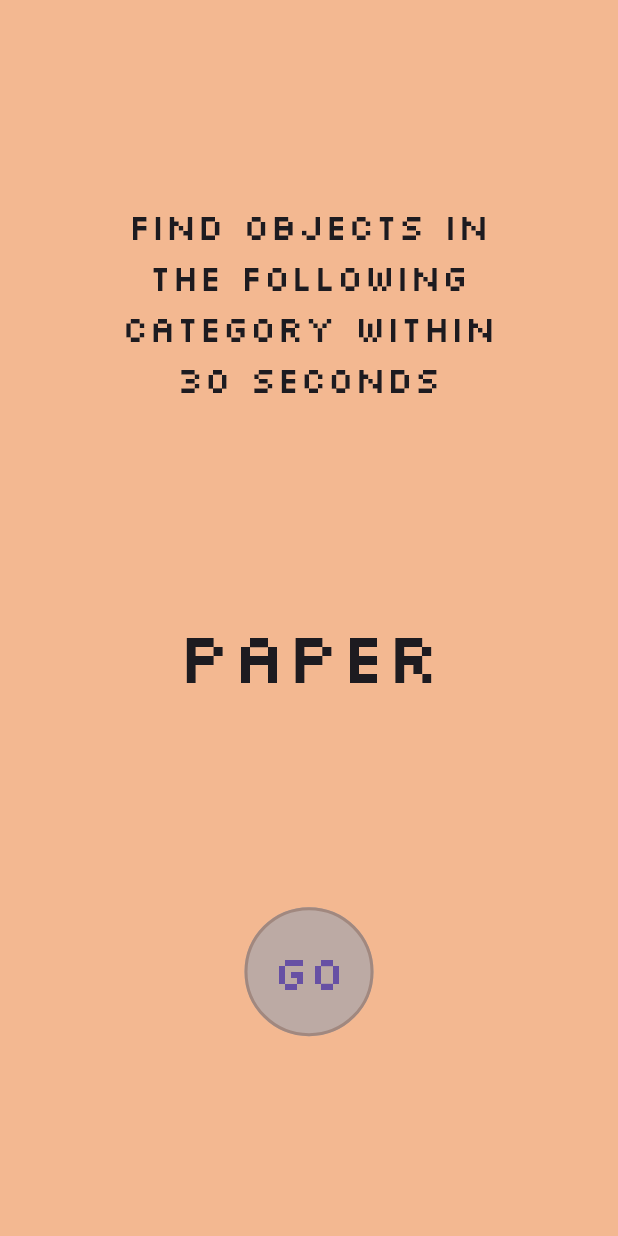
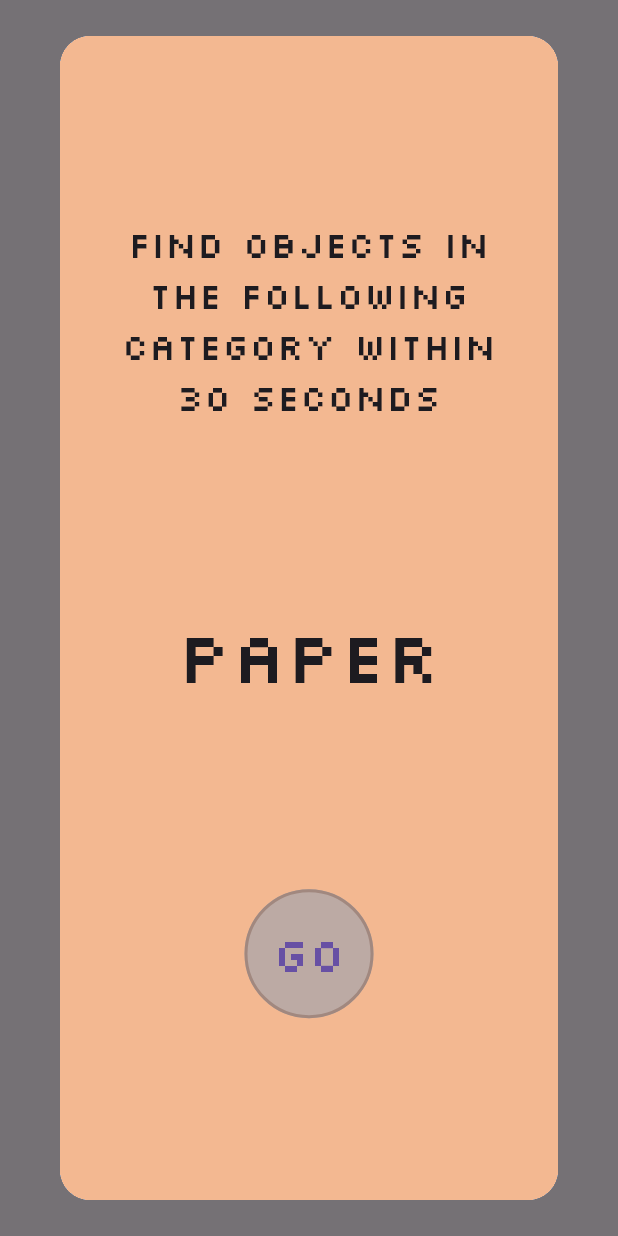
Before and after one commit to judydev/recycle_this, a Flutter app: what showCategoryPopup() shows on an empty page, opened directly, on a phone screen of 412 x 824 dp. Run offline on Flutter 3.47's test engine with Material 3 defaults, Android fonts, the light colour scheme and no system bars; our stand-ins replace shared_preferences; missing offline and left inert: flame_audio; accounts and stored records are empty.

Commit message:
fix ios screen

```diff
--- a/lib/src/game/my_game.dart
+++ b/lib/src/game/my_game.dart
@@ -153,7 +153,6 @@ class _MyGameState extends State<MyGame> {
               ],
             )),
         body: SafeArea(
-            left: false,
             bottom: false,
             child: Container(
               padding: const EdgeInsets.all(10),
@@ -308,9 +307,12 @@ showCategoryPopup(context) {
   return showDialog(
       context: context,
       builder: (dialogCtx) {
-        return Dialog.fullscreen(
+        return Dialog(
+            clipBehavior: Clip.hardEdge,
+            shape:
+                RoundedRectangleBorder(borderRadius: BorderRadius.circular(20)),
             child: Container(
-          alignment: Alignment.center,
+              width: MediaQuery.sizeOf(context).width,
           color: backgroundColor,
           child: Column(
             mainAxisAlignment: MainAxisAlignment.spaceEvenly,
```
